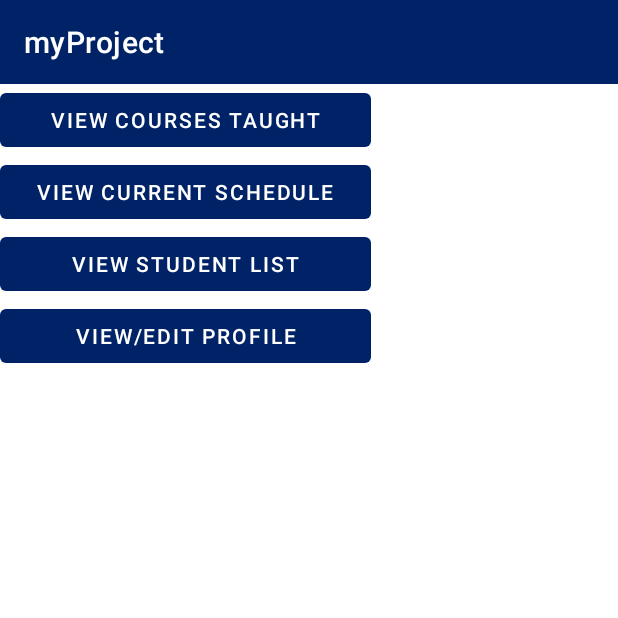
After one commit to RoOtT24/android_project, an Android app: the fragment InstructorFragment shown on its own in the app's theme, on a phone screen of 412 x 824 dp, the top half of it. The commit adds this screen. Run offline under Robolectric (Android 15) with nearby library versions, the light colour scheme and no system bars.

Commit message:
with edit in home layout

```diff
--- /dev/null
+++ b/app/src/main/java/com/example/myproject/InstructorFragment.java
@@ -0,0 +1,98 @@
+package com.example.myproject;
+
+import android.os.Bundle;
+import android.view.LayoutInflater;
+import android.view.View;
+import android.view.ViewGroup;
+import android.widget.Button;
+import android.widget.TextView;
+
+import androidx.fragment.app.Fragment;
+
+public class InstructorFragment extends Fragment {
+    // هون عرفتهم نل كبدايه بس يجب التاكد ان صح او لا؟
+    private Instructor instructor = new Instructor(null , null,null,null,null,null,null,null,null);
+    public InstructorFragment() {
+        // Required empty public constructor
+    }
+
+    @Override
+    public View onCreateView(LayoutInflater inflater, ViewGroup container, Bundle savedInstanceState) {
+        // Inflate the layout for this fragment
+        View view = inflater.inflate(R.layout.fragment_instructor, container, false);
+        return view;
+    }
+
+    @Override
+    public void onViewCreated(View view, Bundle savedInstanceState) {
+        super.onViewCreated(view, savedInstanceState);
+
+        // Get references to the buttons in the layout
+        Button btnCoursesTaught = view.findViewById(R.id.btnCoursesTaught);
+        Button btnCurrentSchedule = view.findViewById(R.id.btnCurrentSchedule);
+        Button btnStudentList = view.findViewById(R.id.btnStudentList);
+        Button btnProfile = view.findViewById(R.id.btnProfile);
+
+        // Set click listeners for the buttons
+        btnCoursesTaught.setOnClickListener(new View.OnClickListener() {
+            @Override
+            public void onClick(View v) {
+                viewCoursesTaught();
+            }
+        });
+
+        btnCurrentSchedule.setOnClickListener(new View.OnClickListener() {
+            @Override
+            public void onClick(View v) {
+                viewCurrentSchedule();
+            }
+        });
+
+        btnStudentList.setOnClickListener(new View.OnClickListener() {
+            @Override
+            public void onClick(View v) {
+                viewStudentList();
+            }
+        });
+
+        btnProfile.setOnClickListener(new View.OnClickListener() {
+            @Override
+            public void onClick(View v) {
+                viewEditProfile();
+            }
+        });
+    }
+
+    // Function to view the courses previously taught
+    private void viewCoursesTaught() {// Get the courses added by the instructor
+        String[] courses = instructor.getCourses();
+
+        // Convert the courses array to a single string
+        String coursesText = "";
+        for (String course : courses) {
+            coursesText += course + "\n";
+        }
+
+        // Find the TextView in your layout file using its ID
+       // TextView coursesTextView = findViewById(R.id.coursesTextView);
+
+        // Set the courses text in the TextView
+       // coursesTextView.setText(coursesText);
+    }
+
+    // Function to view the instructor's current schedule
+    private void viewCurrentSchedule() {
+        // Implement the logic to retrieve and display the instructor's current schedule
+    }
+
+    // Function to view the list of students in a course taught by the instructor
+    private void viewStudentList() {
+        // Implement the logic to retrieve and display the list of students in a specific course taught by the instructor
+    }
+
+    // Function to view and edit the instructor's profile
+    private void viewEditProfile() {
+        // Implement the logic to retrieve and display the instructor's profile information
+        // Also, provide the functionality to edit and update the profile
+    }
+}
--- a/app/src/main/java/com/example/myproject/MainActivity.java
+++ b/app/src/main/java/com/example/myproject/MainActivity.java
@@ -51,4 +51,6 @@ public class MainActivity extends AppCompatActivity {
         Intent intent = new Intent(this,SignupActivity.class);
         startActivity(intent);
     }
+
+
 }
--- a/app/src/main/java/com/example/myproject/SignUpAdmin.java
+++ b/app/src/main/java/com/example/myproject/SignUpAdmin.java
@@ -92,6 +92,10 @@ public class SignUpAdmin extends AppCompatActivity {
                     // Show a success message
                     Toast.makeText(SignUpAdmin.this, "Signup successful", Toast.LENGTH_SHORT).show();
                     Toast.makeText(SignUpAdmin.this, admin.getPassword(), Toast.LENGTH_SHORT).show();
+                    Toast.makeText(SignUpAdmin.this, admin.getEmail(), Toast.LENGTH_SHORT).show();
+                    Intent intent = new Intent(SignUpAdmin.this,LoginActivity.class);
+                    startActivity(intent);
+                    finish();
 
                     // Clear the input fields
                     clearInputFields();
--- /dev/null
+++ b/app/src/main/res/layout/fragment_instructor.xml
@@ -0,0 +1,40 @@
+<!-- fragment_instructor.xml -->
+<LinearLayout xmlns:android="http://schemas.android.com/apk/res/android"
+    android:layout_width="match_parent"
+    android:layout_height="match_parent"
+    android:orientation="vertical">
+
+    <!-- a. View the courses previously taught -->
+    <Button
+        android:id="@+id/btnCoursesTaught"
+        android:layout_width="247dp"
+        android:layout_height="wrap_content"
+        android:text="View Courses Taught" />
+
+    <!-- b. View his or her current schedule -->
+    <Button
+        android:id="@+id/btnCurrentSchedule"
+        android:layout_width="247dp"
+        android:layout_height="wrap_content"
+        android:text="View Current Schedule" />
+
+    <!-- c. View the list of students in any course under his or her name -->
+    <Button
+        android:id="@+id/btnStudentList"
+        android:layout_width="247dp"
+        android:layout_height="wrap_content"
+        android:text="View Student List" />
+
+    <!-- d. View and edit his or her profile -->
+    <Button
+        android:id="@+id/btnProfile"
+        android:layout_width="247dp"
+        android:layout_height="wrap_content"
+        android:text="View/Edit Profile" />
+
+    <TextView
+        android:id="@+id/list_of_courses"
+        android:layout_width="match_parent"
+        android:layout_height="match_parent" />
+
+</LinearLayout>
--- a/app/src/main/res/values/strings.xml
+++ b/app/src/main/res/values/strings.xml
@@ -1,3 +1,9 @@
 <resources>
     <string name="app_name">myProject</string>
+    <!-- TODO: Remove or change this placeholder text -->
+    <string name="hello_blank_fragment">Hello blank fragment</string>
+    <string name="drawer_open" />
+    <string name="drawer_close" />
+    <string name="navigation_drawer_open" />
+    <string name="navigation_drawer_close" />
 </resources>
```
Also changed, not shown: app/src/main/java/com/example/myproject/DataBaseHelper.java (+27 -1 lines), app/src/main/java/com/example/myproject/homeActivity.java (+80 -0 lines), app/src/main/res/layout/activity_home.xml (+22 -3 lines), app/src/main/res/layout/nav_header_main.xml (added, +28 -0 lines), app/src/main/res/menu/activity_main_drawer.xml (added, +13 -0 lines), 1 other file.
